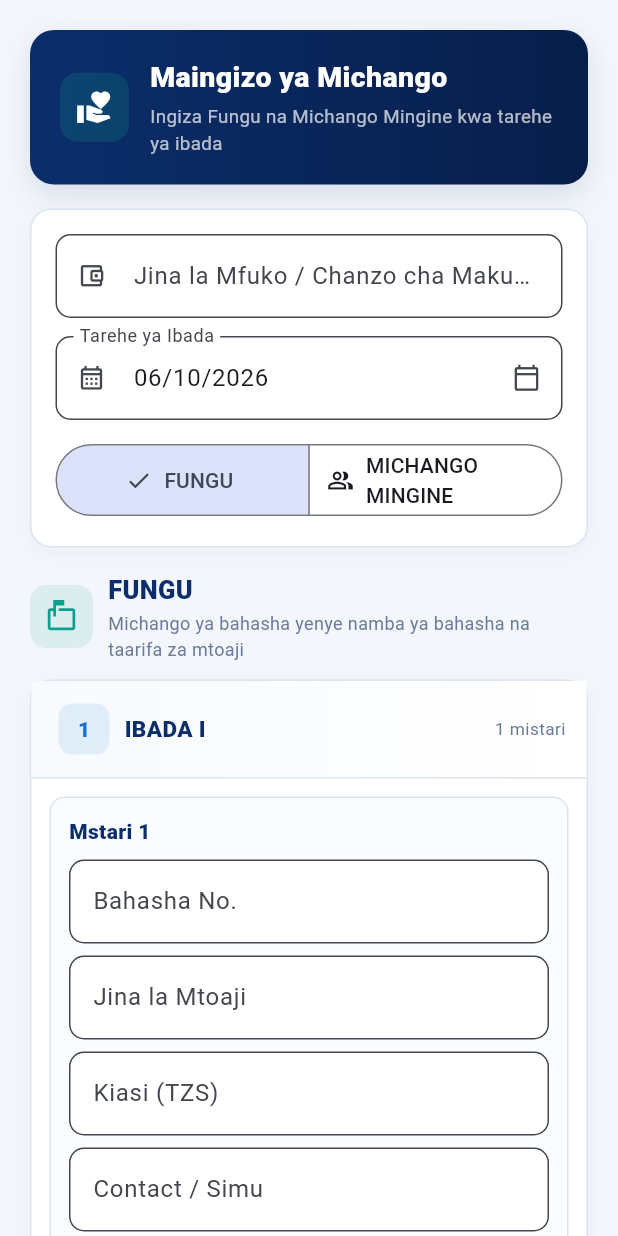
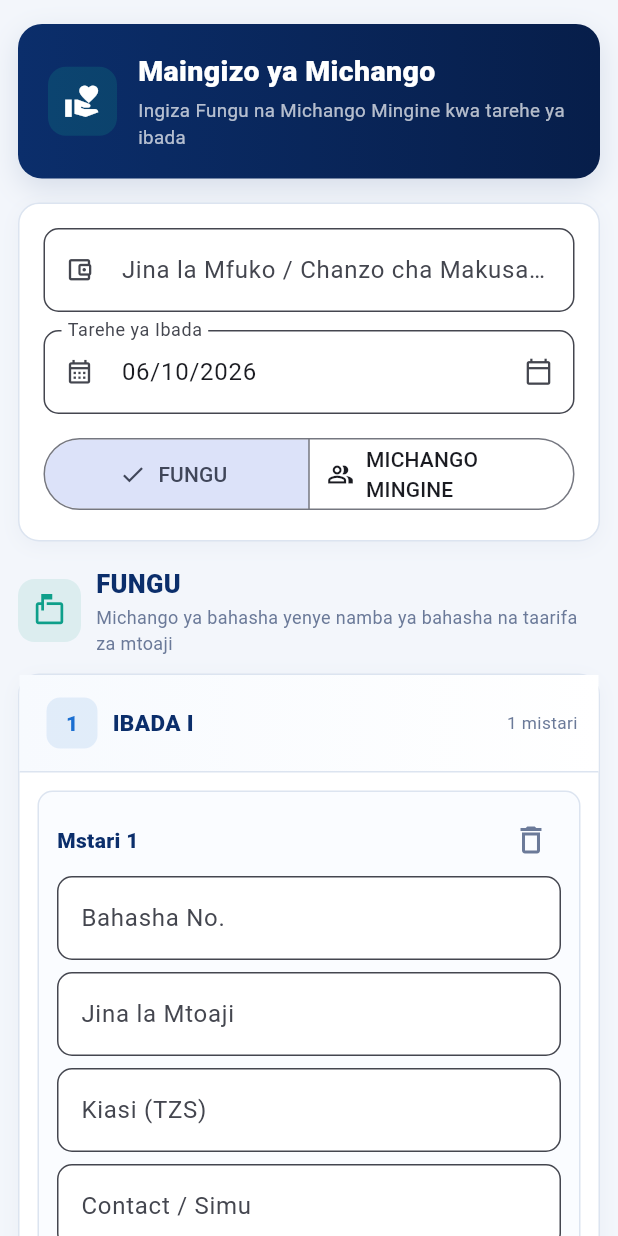
Before and after one commit to iwamsomi30-eng/HUSTLER, a Flutter app: the ContributionInputPage widget shown alone on an empty page, opened directly, on a phone screen of 412 x 824 dp. Run offline on Flutter 3.47's test engine with Material 3 defaults, Android fonts, the phone set to English and light mode, and no system bars; our stand-ins replace pdf, printing, share_plus, sqflite, sqflite_common_ffi, supabase_flutter; missing offline and left inert: cryptography, excel; accounts and stored records are empty.

Commit message:
Update contribution_input_page.dart

```diff
--- a/lib/screens/contribution_input_page.dart
+++ b/lib/screens/contribution_input_page.dart
@@ -227,7 +227,7 @@ class _ContributionInputPageState extends State<ContributionInputPage> {
       listenable: L10n.instance,
       builder: (context, _) {
         return SingleChildScrollView(
-          padding: const EdgeInsets.fromLTRB(20, 20, 20, 36),
+          padding: EdgeInsets.fromLTRB(pagePad(context), 16, pagePad(context), 36),
           child: Center(
             child: ConstrainedBox(
               constraints: const BoxConstraints(maxWidth: 1220),
@@ -540,14 +540,11 @@ class _ContributionInputPageState extends State<ContributionInputPage> {
               color: Color(0xFFFBFCFE),
               border: Border(top: BorderSide(color: C.border)),
             ),
-            child: Row(
-              children: [
-                Expanded(
-                  child: Text('${tr('total')}: ${_money(total)} TZS',
+            child: LayoutBuilder(builder: (context, box) {
+              final totalText = Text('${tr('total')}: ${_money(total)} TZS',
                   style: const TextStyle(
-                          color: C.navy, fontWeight: FontWeight.w800, fontSize: 14)),
-                ),
-                OutlinedButton.icon(
+                      color: C.navy, fontWeight: FontWeight.w800, fontSize: 14));
+              final addBtn = OutlinedButton.icon(
                 onPressed: onAdd,
                 icon: const Icon(Icons.add, size: 18),
                 label: Text(tr('add_row')),
@@ -556,15 +553,33 @@ class _ContributionInputPageState extends State<ContributionInputPage> {
                   side: const BorderSide(color: C.border),
                   padding: const EdgeInsets.symmetric(horizontal: 13, vertical: 12),
                 ),
-                ),
-                const SizedBox(width: 8),
-                ElevatedButton.icon(
+              );
+              final saveBtn = ElevatedButton.icon(
                 onPressed: onSave,
                 icon: const Icon(Icons.save_outlined, size: 18),
                 label: Text(tr('save')),
-                ),
+              );
+              if (box.maxWidth < 480) {
+                return Column(
+                  crossAxisAlignment: CrossAxisAlignment.stretch,
+                  children: [
+                    totalText,
+                    const SizedBox(height: 10),
+                    Row(children: [
+                      Expanded(child: addBtn),
+                      const SizedBox(width: 8),
+                      Expanded(child: saveBtn),
+                    ]),
                   ],
-            ),
+                );
+              }
+              return Row(children: [
+                Expanded(child: totalText),
+                addBtn,
+                const SizedBox(width: 8),
+                saveBtn,
+              ]);
+            }),
           ),
         ],
       ),
@@ -606,6 +621,7 @@ class _ContributionInputPageState extends State<ContributionInputPage> {
   Widget _rowEditor(
       int index, ContributionRow row, bool fungu, List<ContributionRow> rows) {
     return Padding(
+      key: ObjectKey(row),
       padding: const EdgeInsets.only(bottom: 7),
       child: Row(
         crossAxisAlignment: CrossAxisAlignment.start,
@@ -626,7 +642,7 @@ class _ContributionInputPageState extends State<ContributionInputPage> {
               child: _compactField(
                 initial: row.envelopeNo,
                 hint: '001',
-                onChanged: (v) => row.envelopeNo = v,
+                onChanged: (v) => setState(() => row.envelopeNo = v),
               ),
             ),
           const SizedBox(width: 6),
@@ -635,7 +651,7 @@ class _ContributionInputPageState extends State<ContributionInputPage> {
             child: _compactField(
               initial: row.donorName,
               hint: tr('name'),
-              onChanged: (v) => row.donorName = v,
+              onChanged: (v) => setState(() => row.donorName = v),
             ),
           ),
           const SizedBox(width: 6),
@@ -645,7 +661,7 @@ class _ContributionInputPageState extends State<ContributionInputPage> {
               initial: row.amount,
               hint: '0',
               number: true,
-              onChanged: (v) => row.amount = v,
+              onChanged: (v) => setState(() => row.amount = v),
             ),
           ),
           const SizedBox(width: 6),
@@ -655,7 +671,7 @@ class _ContributionInputPageState extends State<ContributionInputPage> {
               initial: row.contact,
               hint: '07xx xxx xxx',
               number: true,
-              onChanged: (v) => row.contact = v,
+              onChanged: (v) => setState(() => row.contact = v),
             ),
           ),
           IconButton(
@@ -677,6 +693,7 @@ class _ContributionInputPageState extends State<ContributionInputPage> {
         children: rows.asMap().entries.map((e) {
           final row = e.value;
           return Container(
+            key: ObjectKey(row),
             margin: const EdgeInsets.only(bottom: 10),
             padding: const EdgeInsets.all(12),
             decoration: BoxDecoration(
@@ -687,35 +704,47 @@ class _ContributionInputPageState extends State<ContributionInputPage> {
             child: Column(
               crossAxisAlignment: CrossAxisAlignment.start,
               children: [
-                Text('${tr('row')} ${e.key + 1}',
+                Row(children: [
+                  Expanded(
+                    child: Text('${tr('row')} ${e.key + 1}',
                         style: const TextStyle(color: C.navy, fontWeight: FontWeight.w800)),
-                const SizedBox(height: 9),
+                  ),
+                  IconButton(
+                    tooltip: tr('remove_row'),
+                    visualDensity: VisualDensity.compact,
+                    onPressed: rows.length == 1
+                        ? null
+                        : () => setState(() => rows.removeAt(e.key)),
+                    icon: const Icon(Icons.delete_outline, color: C.muted),
+                  ),
+                ]),
+                const SizedBox(height: 4),
                 if (fungu) ...[
                   _field(
                     label: tr('envelope_no'),
                     initial: row.envelopeNo,
-                    onChanged: (v) => row.envelopeNo = v,
+                    onChanged: (v) => setState(() => row.envelopeNo = v),
                   ),
                   const SizedBox(height: 8),
                 ],
                 _field(
                   label: tr('donor_name'),
                   initial: row.donorName,
-                  onChanged: (v) => row.donorName = v,
+                  onChanged: (v) => setState(() => row.donorName = v),
                 ),
                 const SizedBox(height: 8),
                 _field(
                   label: tr('amount'),
                   initial: row.amount,
                   number: true,
-                  onChanged: (v) => row.amount = v,
+                  onChanged: (v) => setState(() => row.amount = v),
                 ),
                 const SizedBox(height: 8),
                 _field(
                   label: tr('contact'),
                   initial: row.contact,
                   number: true,
-                  onChanged: (v) => row.contact = v,
+                  onChanged: (v) => setState(() => row.contact = v),
                 ),
               ],
             ),
```
Lines whose indentation alone changed are shown as unchanged.
